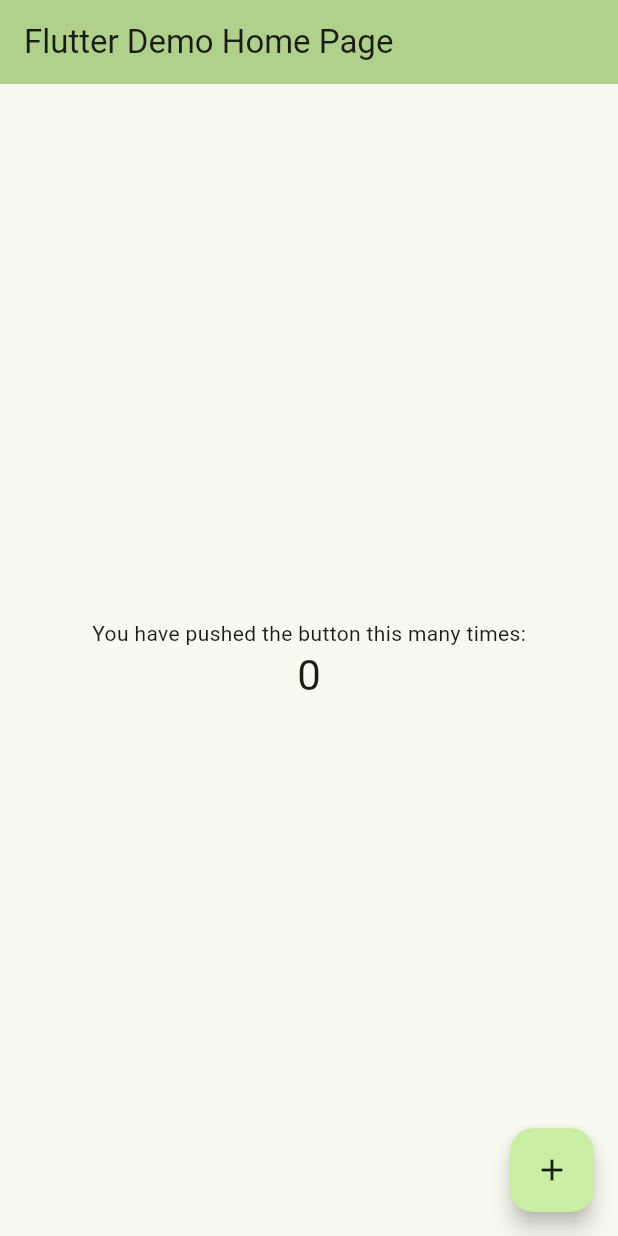
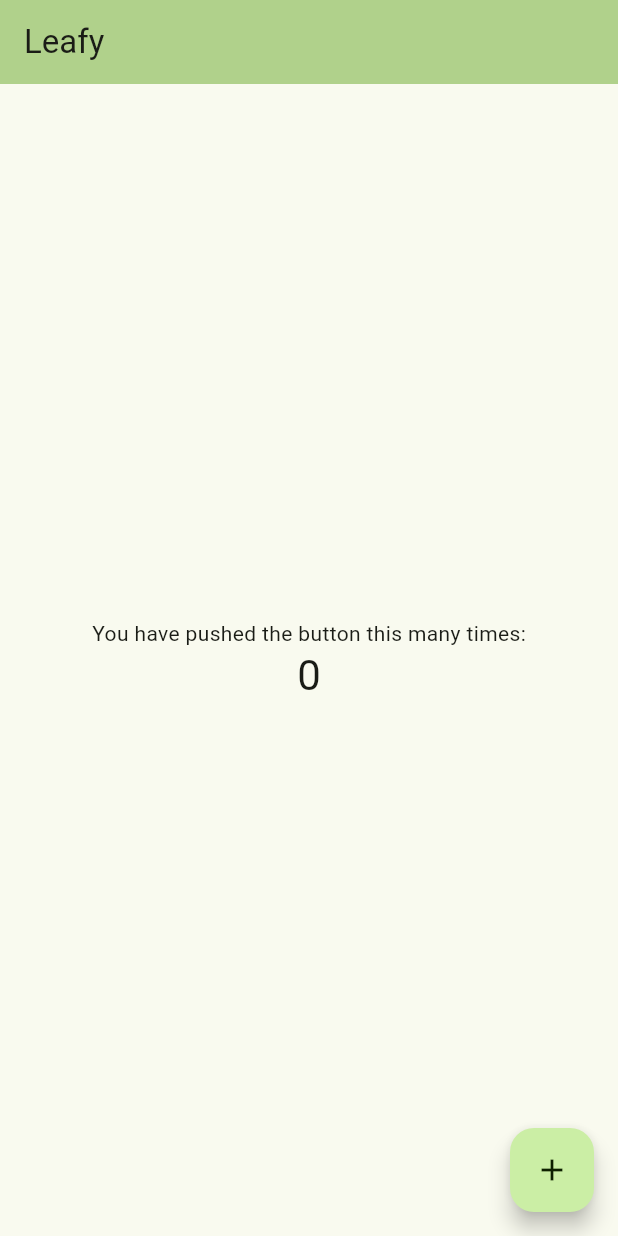
Before and after one commit to AliAkberAakash/leafy, a Flutter app: the screen it shows after launch, on a phone screen of 412 x 824 dp. Run offline on Flutter 3.47's test engine with Material 3 defaults, Android fonts, the phone set to English and light mode, and no system bars.

Commit message:
leafy-02: change app title

```diff
--- a/lib/main.dart
+++ b/lib/main.dart
@@ -12,10 +12,10 @@ class MyApp extends StatelessWidget {
   @override
   Widget build(BuildContext context) {
     return MaterialApp(
-      title: 'Flutter Demo',
+      title: 'Leafy',
       theme: const LeafyTheme(TextTheme()).light(),
       darkTheme: const LeafyTheme(TextTheme()).dark(),
-      home: const MyHomePage(title: 'Flutter Demo Home Page'),
+      home: const MyHomePage(title: 'Leafy'),
     );
   }
 }
```
